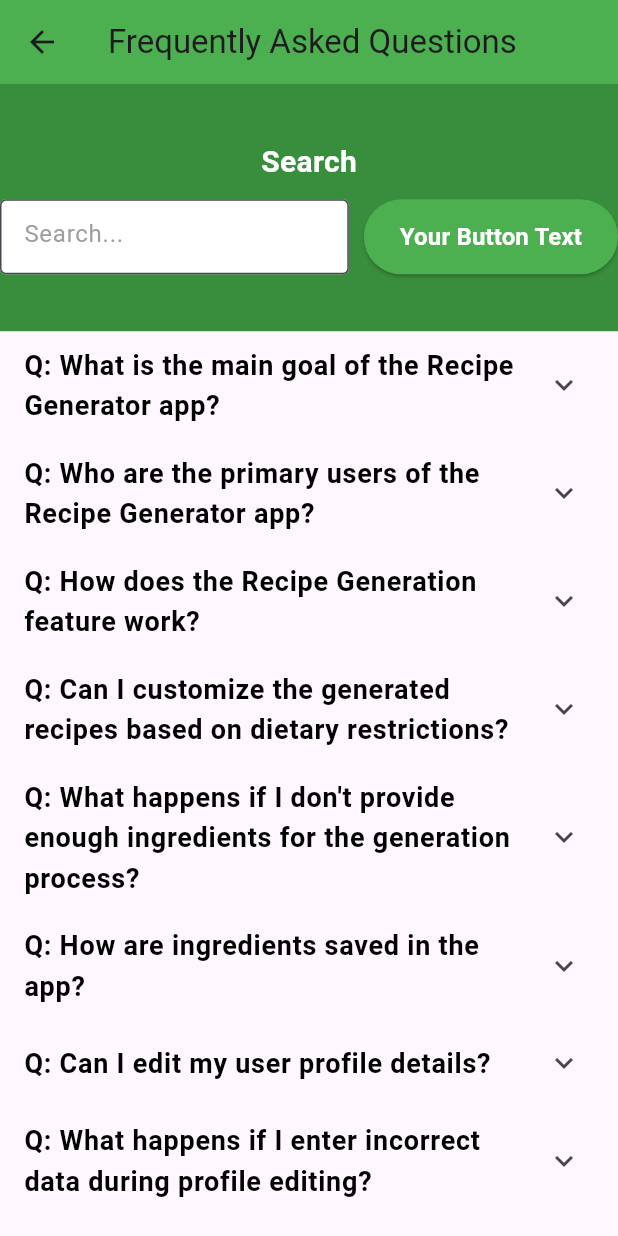
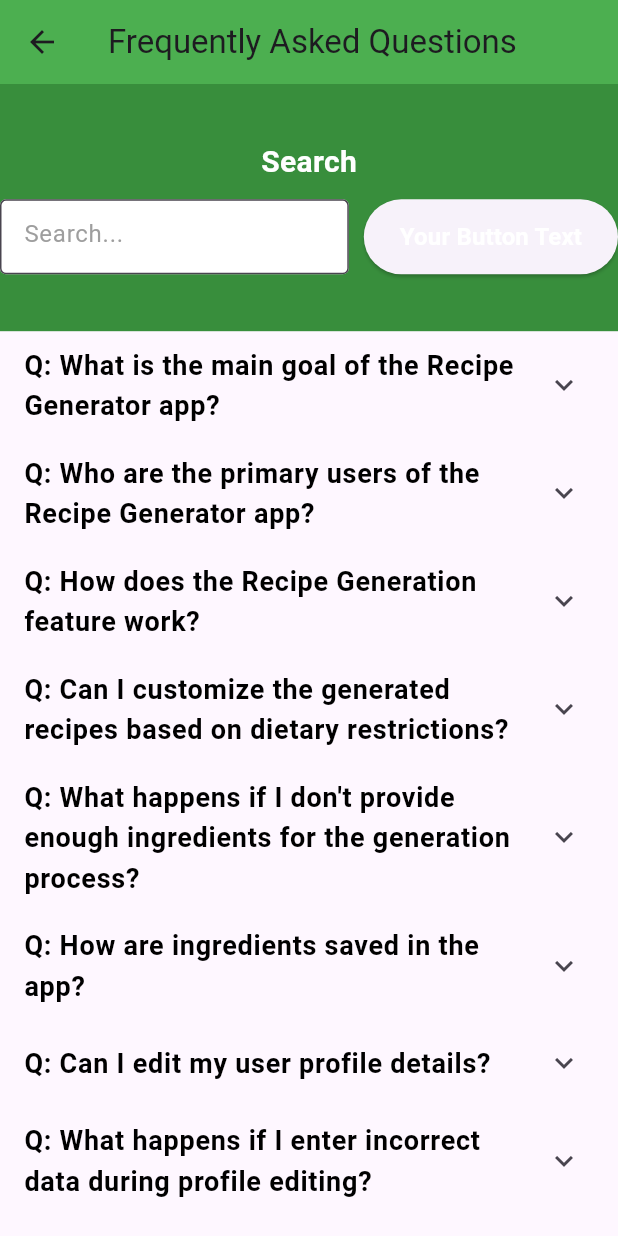
Before and after one commit to RhysRoo/SDrecipe, a Flutter app: the screen it shows once a user with an empty profile is signed in, in the side drawer, after a tap on "FAQ", on a phone screen of 412 x 824 dp. Run offline on Flutter 3.47's test engine with Material 3 defaults, Android fonts, the phone set to English and light mode, and no system bars; our stand-ins replace cloud_firestore, firebase_auth, firebase_core, google_sign_in, sign_in_with_apple; accounts and stored records are empty.

Commit message:
Simple syntax changes and commented out some errors

```diff
--- a/recipe_app/lib/pages/faqs_page/FAQ_page.dart
+++ b/recipe_app/lib/pages/faqs_page/FAQ_page.dart
@@ -103,7 +103,7 @@ class FAQ_page extends StatelessWidget {
                               // Handle button press
                             },
                             style: ElevatedButton.styleFrom(
-                              primary: Colors.green,
+                              // primary: Colors.green,
                               padding: const EdgeInsets.symmetric(
                                   horizontal: 24.0, vertical: 12.0),
                               minimumSize: const Size(0, 50),
@@ -213,7 +213,7 @@ class FAQ_page extends StatelessWidget {
             },
             style: TextButton.styleFrom(
               backgroundColor: Colors.green[700],
-              primary: Colors.white,
+              // primary: Colors.white,
             ),
             child: const Text('Add Question'),
           ),
--- a/recipe_app/lib/pages/login/register_page.dart
+++ b/recipe_app/lib/pages/login/register_page.dart
@@ -112,7 +112,7 @@ class _RegisterPage extends State<RegisterPage> {
                 // Username TextField
                 MyTextField(
                   control: emailController,
-                  hintText: 'Username',
+                  hintText: 'Email',
                   obscureText: false,
                 ),
 
```
